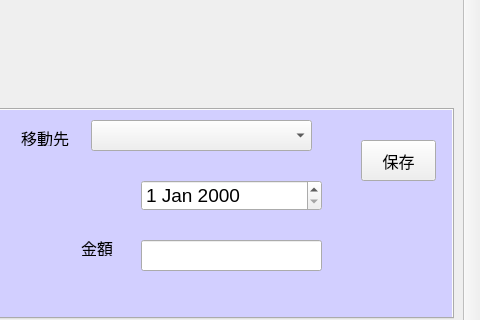
This is mainwindow.ui in gh6141/vckakeForLinux as Qt 5 draws it before an edit; both pictures show x 320 to 800 and y 101 to 421 of the 800 by 600 pixel window. The edited form follows.
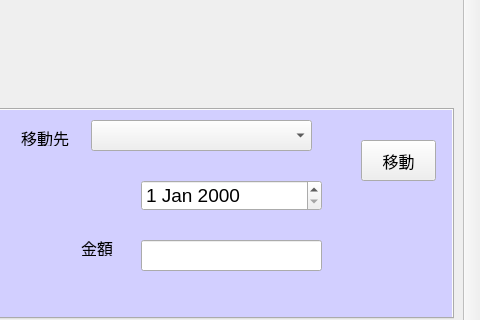
This is the edited form. The open tabs and pages were chosen to show the change.

The edit to the form file:
```diff
--- a/mainwindow.ui
+++ b/mainwindow.ui
@@ -480,7 +480,7 @@
          </font>
         </property>
         <property name="text">
-         <string>保存</string>
+         <string>移動</string>
         </property>
        </widget>
        <widget class="QLabel" name="label_11">
```
Left out of the diff: 2 changed lines with no effect on the pictures.
